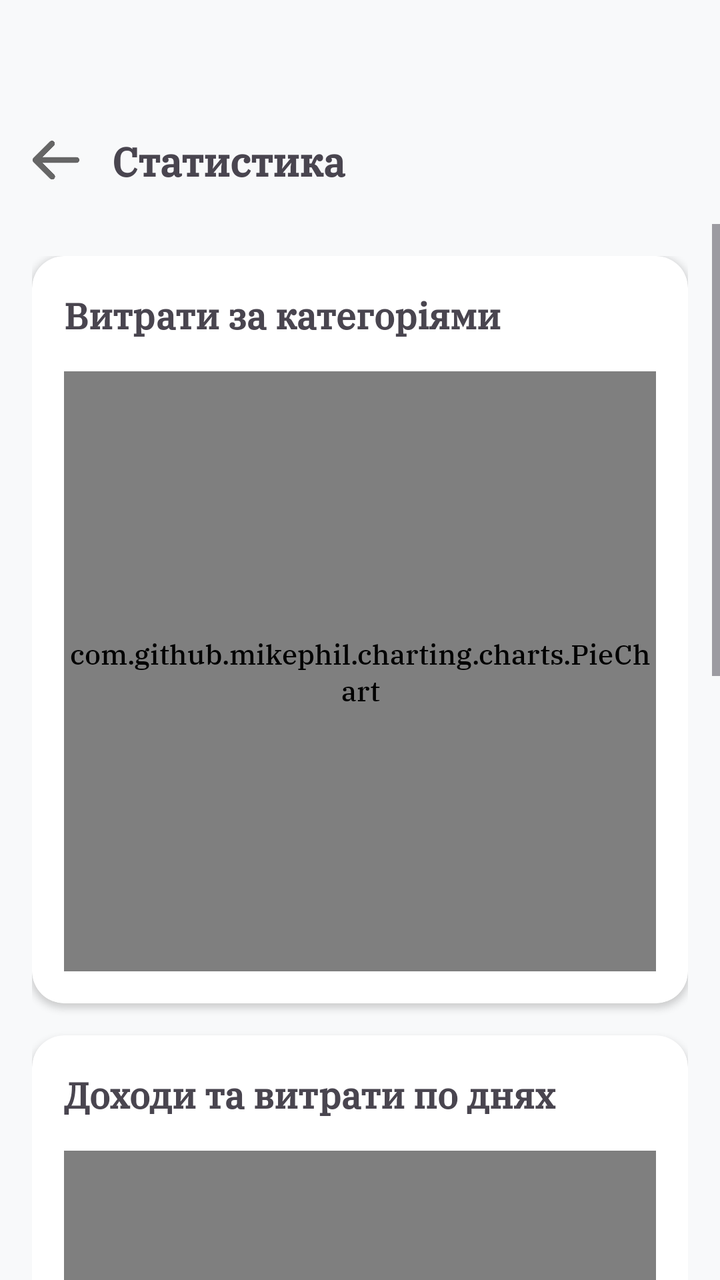
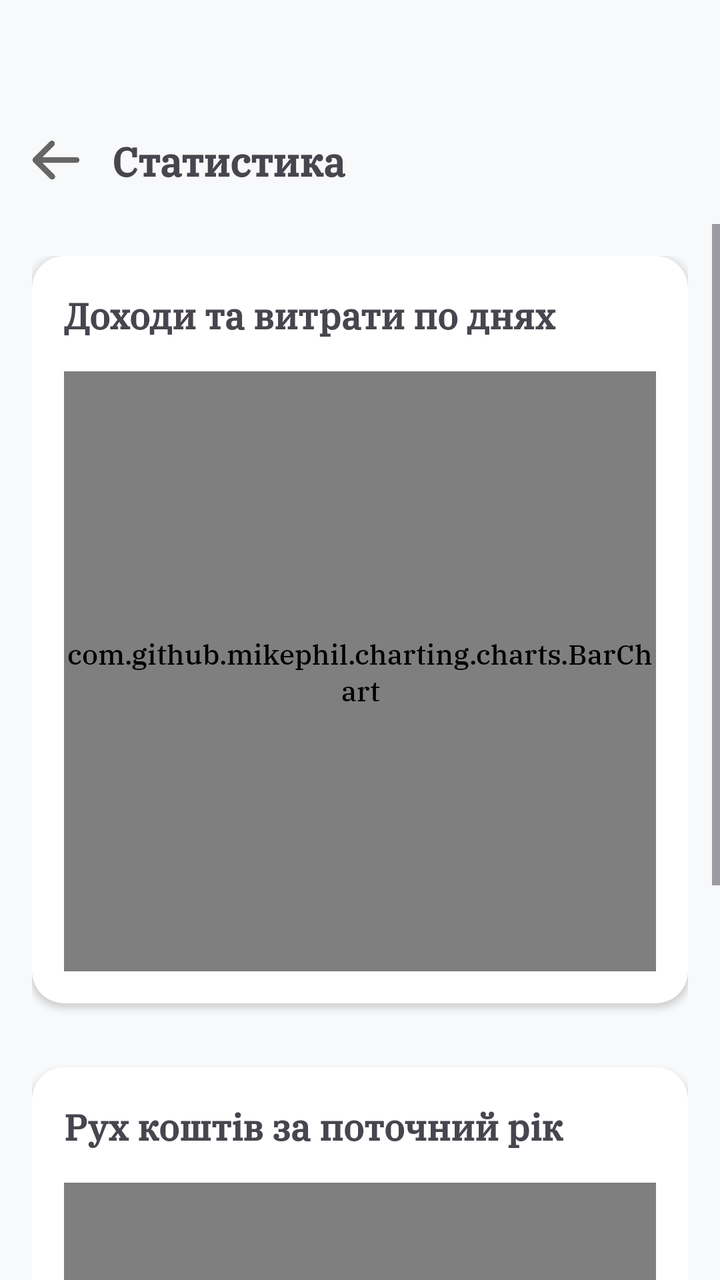

The first picture is an Android layout as it rendered before a commit; the second is the same layout after the commit. The layout source and the unified diff follow.
<!-- AndroidManifest.xml: application theme Theme.MyFinance -->
<!-- res/layout/activity_statistics.xml -->
<?xml version="1.0" encoding="utf-8"?>
<androidx.constraintlayout.widget.ConstraintLayout xmlns:android="http://schemas.android.com/apk/res/android"
    xmlns:app="http://schemas.android.com/apk/res-auto"
    android:layout_width="match_parent"
    android:layout_height="match_parent"
    android:background="#F8F9FA">

    <LinearLayout
        android:id="@+id/toolbar"
        android:layout_width="match_parent"
        android:layout_height="wrap_content"
        android:layout_marginTop="48dp"
        android:gravity="center_vertical"
        android:minHeight="?attr/actionBarSize"
        android:orientation="horizontal"
        android:paddingHorizontal="16dp"
        app:layout_constraintTop_toTopOf="parent">

        <ImageView
            android:id="@+id/btnBack"
            android:layout_width="24dp"
            android:layout_height="24dp"
            android:contentDescription="Назад"
            android:src="@drawable/ic_back_arrow" />

        <TextView
            android:layout_width="wrap_content"
            android:layout_height="wrap_content"
            android:layout_marginStart="16dp"
            android:text="Статистика"
            android:textSize="20sp"
            android:textStyle="bold" />
    </LinearLayout>

    <ScrollView
        android:layout_width="match_parent"
        android:layout_height="0dp"
        app:layout_constraintBottom_toBottomOf="parent"
        app:layout_constraintTop_toBottomOf="@id/toolbar">

        <LinearLayout
            android:layout_width="match_parent"
            android:layout_height="wrap_content"
            android:orientation="vertical"
            android:padding="16dp">

            <androidx.cardview.widget.CardView
                android:id="@+id/cardTrend"
                android:layout_width="match_parent"
                android:layout_height="wrap_content"
                android:layout_marginBottom="16dp"
                app:cardCornerRadius="16dp"
                app:cardElevation="2dp"
                android:visibility="gone">

                <LinearLayout
                    android:layout_width="match_parent"
                    android:layout_height="wrap_content"
                    android:orientation="vertical"
                    android:padding="16dp">

                    <TextView
                        android:layout_width="wrap_content"
                        android:layout_height="wrap_content"
                        android:text="Тенденція (останні 30 днів)"
                        android:textColor="#757575"
                        android:textSize="14sp"
                        android:textStyle="bold" />

                    <LinearLayout
                        android:layout_width="match_parent"
                        android:layout_height="wrap_content"
                        android:layout_marginTop="12dp"
                        android:gravity="center_vertical"
                        android:orientation="horizontal">

                        <ImageView
                            android:id="@+id/ivTrendArrow"
                            android:layout_width="48dp"
                            android:layout_height="48dp"
                            android:src="@android:drawable/arrow_up_float"
                            app:tint="#4CAF50" />

                        <TextView
                            android:id="@+id/tvTrendText"
                            android:layout_width="0dp"
                            android:layout_height="wrap_content"
                            android:layout_marginStart="16dp"
                            android:layout_weight="1"
                            android:text="Доходи перевищують витрати"
                            android:textColor="#212121"
                            android:textSize="16sp" />
                    </LinearLayout>
                </LinearLayout>
            </androidx.cardview.widget.CardView>

            <androidx.cardview.widget.CardView
                android:layout_width="match_parent"
                android:layout_height="wrap_content"
                android:layout_marginBottom="16dp"
                app:cardCornerRadius="16dp"
                app:cardElevation="2dp">

                <LinearLayout
                    android:layout_width="match_parent"
                    android:layout_height="wrap_content"
                    android:orientation="vertical"
                    android:padding="16dp">

                    <TextView
                        android:layout_width="wrap_content"
                        android:layout_height="wrap_content"
                        android:text="Витрати за категоріями"
                        android:textSize="18sp"
                        android:textStyle="bold" />

                    <com.github.mikephil.charting.charts.PieChart
                        android:id="@+id/pieChart"
                        android:layout_width="match_parent"
                        android:layout_height="300dp"
                        android:layout_marginTop="16dp" />
                </LinearLayout>
            </androidx.cardview.widget.CardView>

            <androidx.cardview.widget.CardView
                android:layout_width="match_parent"
                android:layout_height="wrap_content"
                android:layout_marginBottom="32dp"
                app:cardCornerRadius="16dp"
                app:cardElevation="2dp">

                <LinearLayout
                    android:layout_width="match_parent"
                    android:layout_height="wrap_content"
                    android:orientation="vertical"
                    android:padding="16dp">

                    <TextView
                        android:layout_width="wrap_content"
                        android:layout_height="wrap_content"
                        android:text="Доходи та витрати по днях"
                        android:textSize="18sp"
                        android:textStyle="bold" />

                    <com.github.mikephil.charting.charts.BarChart
                        android:id="@+id/barChart"
                        android:layout_width="match_parent"
                        android:layout_height="300dp"
                        android:layout_marginTop="16dp" />
                </LinearLayout>
            </androidx.cardview.widget.CardView>

            <androidx.cardview.widget.CardView
                android:layout_width="match_parent"
                android:layout_height="wrap_content"
                android:layout_marginBottom="32dp"
                app:cardCornerRadius="16dp"
                app:cardElevation="2dp">

                <LinearLayout
                    android:layout_width="match_parent"
                    android:layout_height="wrap_content"
                    android:orientation="vertical"
                    android:padding="16dp">

                    <TextView
                        android:layout_width="wrap_content"
                        android:layout_height="wrap_content"
                        android:text="Рух коштів за поточний рік"
                        android:textSize="18sp"
                        android:textStyle="bold" />

                    <com.github.mikephil.charting.charts.BarChart
                        android:id="@+id/yearlyBarChart"
                        android:layout_width="match_parent"
                        android:layout_height="300dp"
                        android:layout_marginTop="16dp" />
                </LinearLayout>
            </androidx.cardview.widget.CardView>
        </LinearLayout>
    </ScrollView>

    <ProgressBar
        android:id="@+id/progressBar"
        android:layout_width="wrap_content"
        android:layout_height="wrap_content"
        android:visibility="visible"
        app:layout_constraintBottom_toBottomOf="parent"
        app:layout_constraintEnd_toEndOf="parent"
        app:layout_constraintStart_toStartOf="parent"
        app:layout_constraintTop_toTopOf="parent" />

</androidx.constraintlayout.widget.ConstraintLayout>
<!-- resources referenced by this layout -->
<resources>
  <!-- drawable ic_back_arrow: png bitmap (drawable, 5879 bytes) -->
  <style name="Theme.MyFinance" parent="Base.Theme.MyFinance" />
  <style name="Base.Theme.MyFinance" parent="Theme.Material3.DayNight.NoActionBar">
          <item name="colorPrimary">@color/primary_green</item>
          <item name="colorSecondary">@color/primary_green_light</item>
  
          <item name="android:fontFamily">@font/ibm_plex_serif</item>
          <item name="fontFamily">@font/ibm_plex_serif</item>
      </style>
  <color name="primary_green">#2E7D32</color>
  <color name="primary_green_light">#4CAF50</color>
</resources>

<!-- the commit's change to res/layout/activity_statistics.xml (unified diff, before → after) -->
@@ -95,11 +95,43 @@
             </androidx.cardview.widget.CardView>
 
             <androidx.cardview.widget.CardView
+                android:id="@+id/cardIncomePie"
                 android:layout_width="match_parent"
                 android:layout_height="wrap_content"
                 android:layout_marginBottom="16dp"
                 app:cardCornerRadius="16dp"
-                app:cardElevation="2dp">
+                app:cardElevation="2dp"
+                android:visibility="gone">
+
+                <LinearLayout
+                    android:layout_width="match_parent"
+                    android:layout_height="wrap_content"
+                    android:orientation="vertical"
+                    android:padding="16dp">
+
+                    <TextView
+                        android:layout_width="wrap_content"
+                        android:layout_height="wrap_content"
+                        android:text="Доходи за категоріями"
+                        android:textSize="18sp"
+                        android:textStyle="bold" />
+
+                    <com.github.mikephil.charting.charts.PieChart
+                        android:id="@+id/incomePieChart"
+                        android:layout_width="match_parent"
+                        android:layout_height="350dp"
+                        android:layout_marginTop="16dp" />
+                </LinearLayout>
+            </androidx.cardview.widget.CardView>
+
+            <androidx.cardview.widget.CardView
+                android:id="@+id/cardExpensePie"
+                android:layout_width="match_parent"
+                android:layout_height="wrap_content"
+                android:layout_marginBottom="16dp"
+                app:cardCornerRadius="16dp"
+                app:cardElevation="2dp"
+                android:visibility="gone">
 
                 <LinearLayout
                     android:layout_width="match_parent"
@@ -115,9 +147,9 @@
                         android:textStyle="bold" />
 
                     <com.github.mikephil.charting.charts.PieChart
-                        android:id="@+id/pieChart"
-                        android:layout_width="match_parent"
-                        android:layout_height="300dp"
+                        android:id="@+id/expensePieChart"
+                        android:layout_width="match_parent"
+                        android:layout_height="350dp"
                         android:layout_marginTop="16dp" />
                 </LinearLayout>
             </androidx.cardview.widget.CardView>
